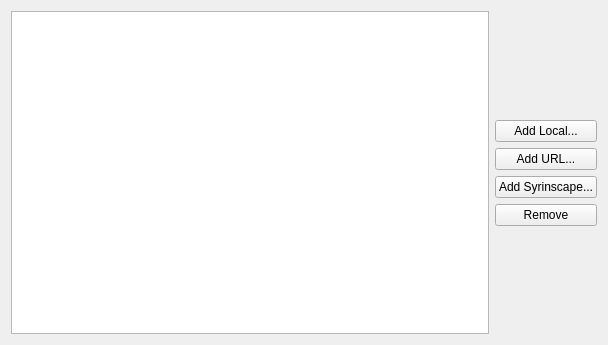
Old version of the form DMHelper/src/audiotrackedit.ui in the repository MMetze/DMHelper.
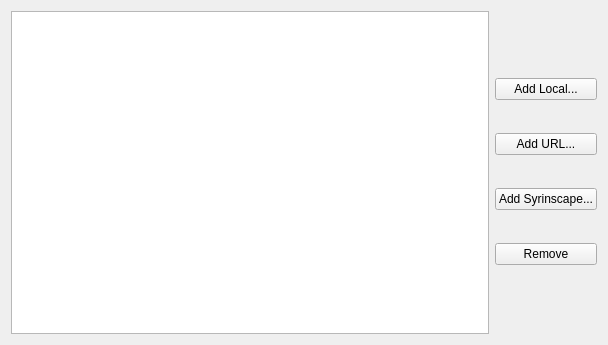
New version of the form. Icons and pictures are not drawn.

Diff of the .ui file:
```diff
--- a/DMHelper/src/audiotrackedit.ui
+++ b/DMHelper/src/audiotrackedit.ui
@@ -16,7 +16,7 @@
   <property name="styleSheet">
    <string notr="true">background-image: url(:/img/data/parchment.jpg);</string>
   </property>
-  <layout class="QHBoxLayout" name="horizontalLayout">
+  <layout class="QHBoxLayout" name="horizontalLayout" stretch="1,0">
    <item>
     <widget class="QListWidget" name="lstTracks">
      <property name="minimumSize">
@@ -34,6 +34,9 @@
        <property name="orientation">
         <enum>Qt::Vertical</enum>
        </property>
+       <property name="sizeType">
+        <enum>QSizePolicy::Preferred</enum>
+       </property>
        <property name="sizeHint" stdset="0">
         <size>
          <width>20</width>
@@ -44,6 +47,12 @@
      </item>
      <item>
       <widget class="QPushButton" name="btnAddLocal">
+       <property name="sizePolicy">
+        <sizepolicy hsizetype="Preferred" vsizetype="Fixed">
+         <horstretch>0</horstretch>
+         <verstretch>0</verstretch>
+        </sizepolicy>
+       </property>
        <property name="text">
         <string>Add Local...</string>
        </property>
@@ -51,6 +60,12 @@
      </item>
      <item>
       <widget class="QPushButton" name="btnAddURL">
+       <property name="sizePolicy">
+        <sizepolicy hsizetype="Preferred" vsizetype="Fixed">
+         <horstretch>0</horstretch>
+         <verstretch>0</verstretch>
+        </sizepolicy>
+       </property>
        <property name="text">
         <string>Add URL...</string>
        </property>
@@ -58,6 +73,12 @@
      </item>
      <item>
       <widget class="QPushButton" name="btnAddSyrinscape">
+       <property name="sizePolicy">
+        <sizepolicy hsizetype="Preferred" vsizetype="Fixed">
+         <horstretch>0</horstretch>
+         <verstretch>0</verstretch>
+        </sizepolicy>
+       </property>
        <property name="text">
         <string>Add Syrinscape...</string>
        </property>
@@ -65,6 +86,12 @@
      </item>
      <item>
       <widget class="QPushButton" name="btnRemove">
+       <property name="sizePolicy">
+        <sizepolicy hsizetype="Preferred" vsizetype="Fixed">
+         <horstretch>0</horstretch>
+         <verstretch>0</verstretch>
+        </sizepolicy>
+       </property>
        <property name="text">
         <string>Remove</string>
        </property>
@@ -75,6 +102,9 @@
        <property name="orientation">
         <enum>Qt::Vertical</enum>
        </property>
+       <property name="sizeType">
+        <enum>QSizePolicy::Preferred</enum>
+       </property>
        <property name="sizeHint" stdset="0">
         <size>
          <width>20</width>
```
Left out of the diff: 6 changed lines with no effect on the pictures.
